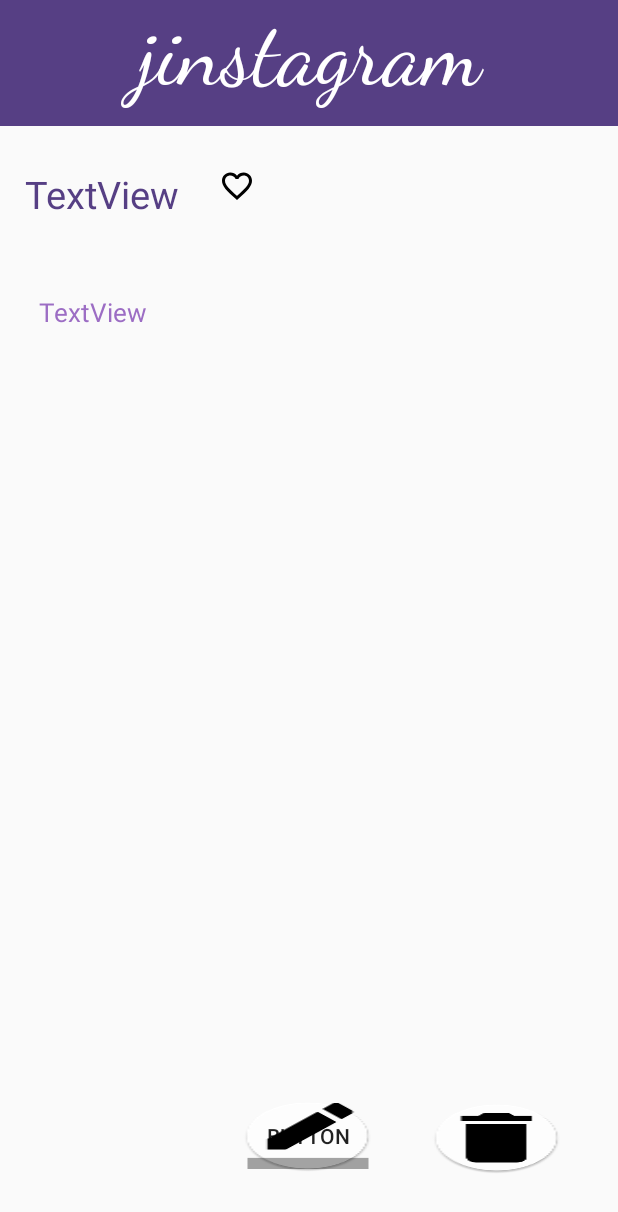
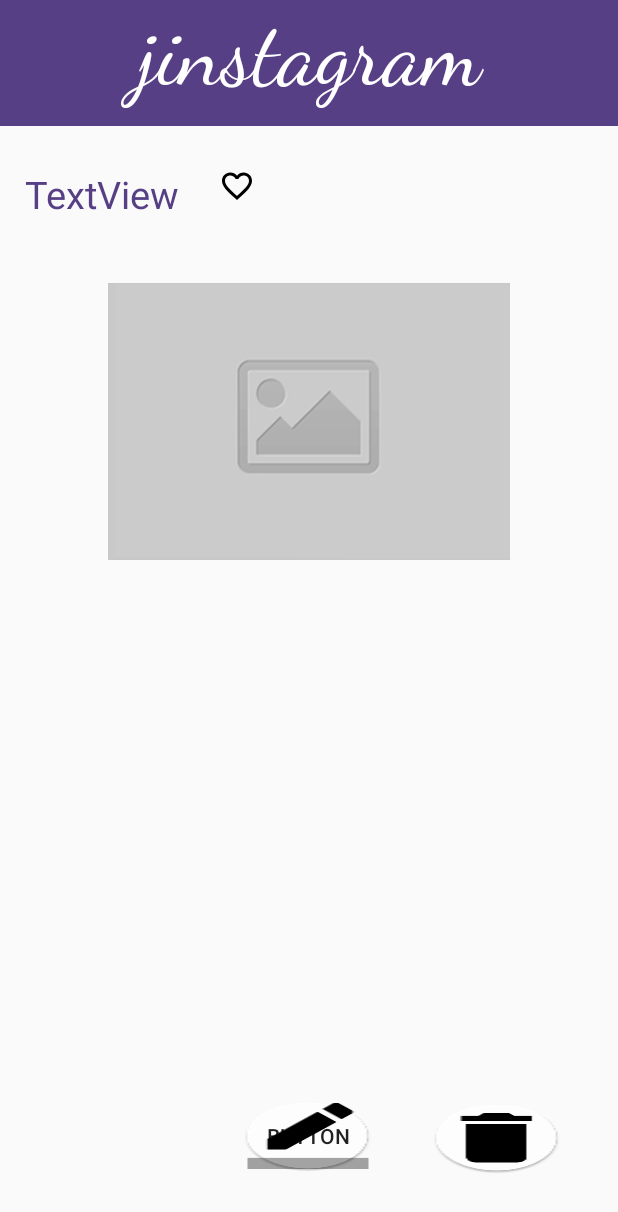
Before and after one commit to yisojin/Instagram, an Android app: the ViewBoardActivity screen opened directly, with no data from a screen before it, on a phone screen of 412 x 824 dp. Shown: the top 1212 px of the screen. Run offline under Robolectric (Android 15) with nearby library versions, the phone set to English and light mode, and no system bars; 5 statements that could not run were skipped.

Commit message:
게시판 상세보기 이미지뷰 생성

```diff
--- a/app/src/main/res/layout/activity_view_board.xml
+++ b/app/src/main/res/layout/activity_view_board.xml
@@ -54,25 +54,6 @@
         app:layout_constraintTop_toBottomOf="@+id/textView3"
         app:layout_constraintVertical_bias="0.029" />
 
-    <TextView
-        android:id="@+id/tvContent"
-        android:layout_width="wrap_content"
-        android:layout_height="wrap_content"
-        android:layout_marginBottom="8dp"
-        android:layout_marginEnd="8dp"
-        android:layout_marginStart="8dp"
-        android:layout_marginTop="8dp"
-        android:text="TextView"
-        android:textColor="@color/colorLightPurple"
-        android:textSize="17dp"
-        android:paddingRight="20dp"
-        app:layout_constraintBottom_toBottomOf="parent"
-        app:layout_constraintEnd_toEndOf="parent"
-        app:layout_constraintHorizontal_bias="0.06"
-        app:layout_constraintStart_toStartOf="parent"
-        app:layout_constraintTop_toBottomOf="@+id/tvTitle"
-        app:layout_constraintVertical_bias="0.065" />
-
     <Button
         android:id="@+id/btnDelete"
         android:layout_width="wrap_content"
@@ -106,5 +87,20 @@
         app:layout_constraintTop_toBottomOf="@+id/textView3"
         app:layout_constraintVertical_bias="0.949" />
 
+    <ImageView
+        android:id="@+id/imageView"
+        android:layout_width="268dp"
+        android:layout_height="202dp"
+        android:layout_marginBottom="8dp"
+        android:layout_marginEnd="8dp"
+        android:layout_marginStart="8dp"
+        android:layout_marginTop="96dp"
+        app:layout_constraintBottom_toBottomOf="parent"
+        app:layout_constraintEnd_toEndOf="parent"
+        app:layout_constraintStart_toStartOf="parent"
+        app:layout_constraintTop_toBottomOf="@+id/textView3"
+        app:layout_constraintVertical_bias="0.0"
+        app:srcCompat="@drawable/image" />
+
 
 </android.support.constraint.ConstraintLayout>
```
